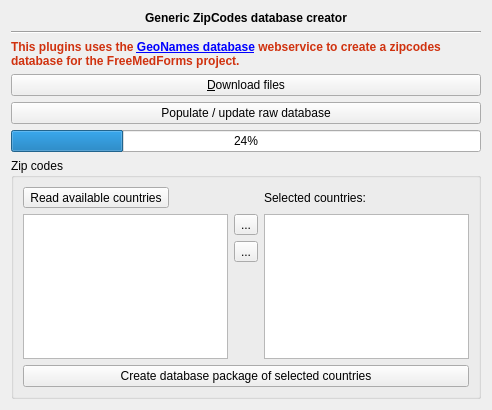
Above: freetoolbox/plugins/zipcodes/genericzipcodeswidget.ui from FreeHealth/freehealth before the change. Below: the same form after it.
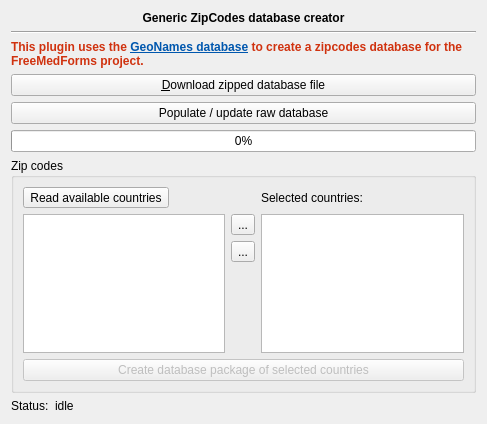
That is the form after the change.

The edit to the form file:
```diff
--- a/freetoolbox/plugins/zipcodes/genericzipcodeswidget.ui
+++ b/freetoolbox/plugins/zipcodes/genericzipcodeswidget.ui
@@ -6,8 +6,8 @@
    <rect>
     <x>0</x>
     <y>0</y>
-    <width>492</width>
-    <height>410</height>
+    <width>487</width>
+    <height>424</height>
    </rect>
   </property>
   <property name="windowTitle">
@@ -61,7 +61,7 @@
       <string notr="true">color: rgb(208, 50, 15);</string>
      </property>
      <property name="text">
-      <string>This plugins uses the &lt;a href=&quot;http://download.geonames.org&quot;&gt;GeoNames database&lt;/a&gt; webservice to create a zipcodes database for the FreeMedForms project.</string>
+      <string>&lt;html&gt;&lt;head/&gt;&lt;body&gt;&lt;p&gt;This plugin uses the &lt;a href=&quot;http://download.geonames.org&quot;&gt;&lt;span style=&quot; text-decoration: underline; color:#0057ae;&quot;&gt;GeoNames database&lt;/span&gt;&lt;/a&gt; to create a zipcodes database for the FreeMedForms project.&lt;/p&gt;&lt;/body&gt;&lt;/html&gt;</string>
      </property>
      <property name="scaledContents">
       <bool>true</bool>
@@ -77,7 +77,7 @@
    <item>
     <widget class="QPushButton" name="downloadButton">
      <property name="text">
-      <string>&amp;Download files</string>
+      <string>&amp;Download zipped database file</string>
      </property>
     </widget>
    </item>
@@ -91,7 +91,7 @@
    <item>
     <widget class="QProgressBar" name="progressBar">
      <property name="value">
-      <number>24</number>
+      <number>0</number>
      </property>
     </widget>
    </item>
@@ -107,7 +107,7 @@
       <item row="3" column="3">
        <widget class="QPushButton" name="createPackageButton">
         <property name="enabled">
-         <bool>true</bool>
+         <bool>false</bool>
         </property>
         <property name="text">
          <string>Create database package of selected countries</string>
@@ -191,6 +191,30 @@
      </layout>
     </widget>
    </item>
+   <item>
+    <layout class="QHBoxLayout" name="horizontalLayout">
+     <item>
+      <widget class="QLabel" name="statusCaption">
+       <property name="sizePolicy">
+        <sizepolicy hsizetype="Maximum" vsizetype="Preferred">
+         <horstretch>0</horstretch>
+         <verstretch>0</verstretch>
+        </sizepolicy>
+       </property>
+       <property name="text">
+        <string>Status:</string>
+       </property>
+      </widget>
+     </item>
+     <item>
+      <widget class="QLabel" name="statusLabel">
+       <property name="text">
+        <string>idle</string>
+       </property>
+      </widget>
+     </item>
+    </layout>
+   </item>
   </layout>
  </widget>
  <tabstops>
```
